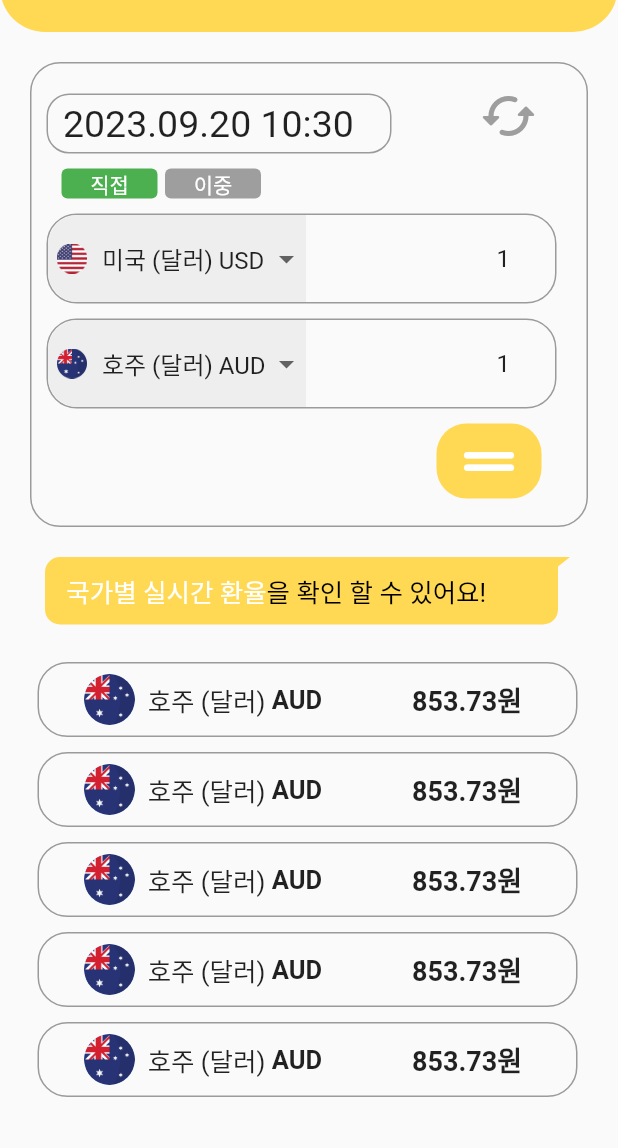
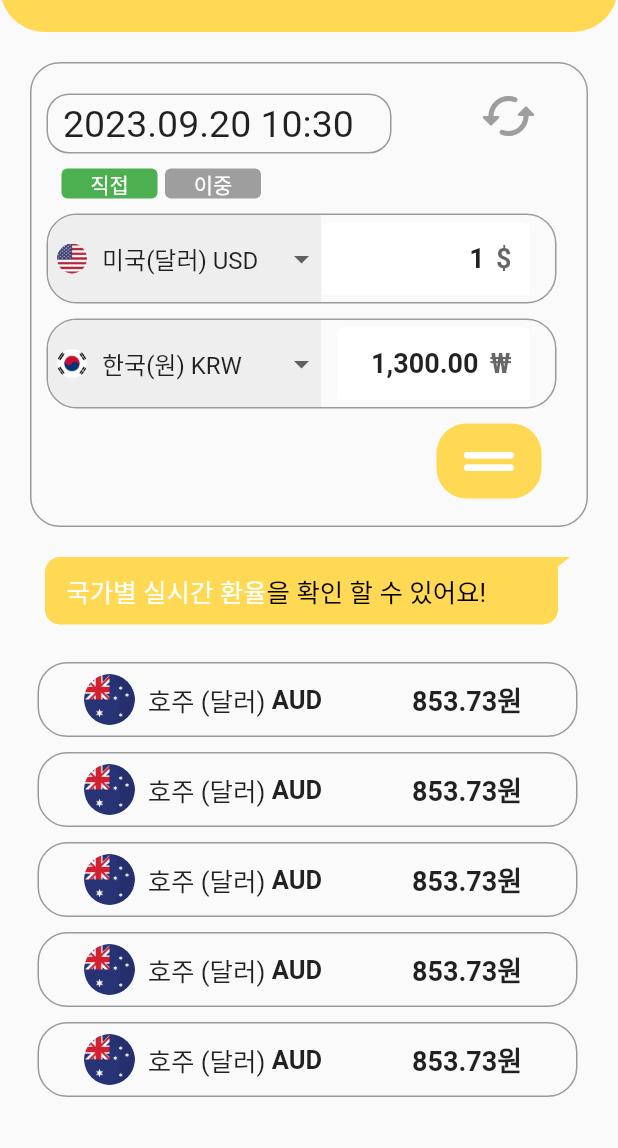
Before and after one commit to Donne-All-Around/DonneAllAround, a Flutter app: the ExchangePage screen opened directly, on a phone screen of 412 x 824 dp, the part 88-1236 px from its top. Run offline on Flutter 3.47's test engine with Material 2 defaults, Android fonts, the phone set to English and light mode, and no system bars; drawn by our look-alikes of flutter_chat_bubble; our stand-ins replace awesome_bottom_bar, chat_bubbles, geocoding, geolocator, google_maps_flutter, image_picker and 1 more; missing offline and left inert: bottom_picker.

Commit message:
0920 HA 환율검색 메인 페이지 구조 완성

```diff
--- a/frontend/a705/lib/exchange_page.dart
+++ b/frontend/a705/lib/exchange_page.dart
@@ -20,23 +20,66 @@ class _ExchangePageState extends State<ExchangePage> {
   }
 
   String selectedButton = '직접'; // 선택된 버튼
+ // 첫번째 통화
+  final _valueList = [
+    '미국(달러) USD',
+    '일본(엔) JPY',
+    '유럽(유로) EUR',
+    '영국(파운드) GBP',
+    '호주(달러) AUD',
+    '중국(위안) CNY',
+    '베트남(동) VND',
+    '한국(원) KRW',
+    '홍콩(달러) HKD'
+  ];
+  var _selectedValue = '미국(달러) USD';
+  int idx = 0;
 
-  final _valueList = ['미국', '호주', '일본'];
-  var _selectedValue = '미국';
-  var _selectedValue2 = '호주';
+  List<String> currency = [
+    'USD',
+    'JPY',
+    'EUR',
+    'GBP',
+    'AUD',
+    'CNY',
+    'VND',
+    'KRW',
+    'HKD'
+  ];
+  List<String> sign = ['\$', '¥', '€', '£', '\$', '¥', '₫','₩', '\$'];
+ // 두번째 통화
+  final _valueList2 = [
+    '미국(달러) USD',
+    '일본(엔) JPY',
+    '유럽(유로) EUR',
+    '영국(파운드) GBP',
+    '호주(달러) AUD',
+    '중국(위안) CNY',
+    '베트남(동) VND',
+    '한국(원) KRW',
+    '홍콩(달러) HKD'
+  ];
+  var _selectedValue2 = '한국(원) KRW';
+  int idx2 = 7;
 
-  Map<String, Map<String, String>> currencyInfo = {
-    '미국': {'imagePath': 'assets/images/USD.png', 'currencyName': '미국 (달러) USD'},
-    '호주': {
-      'imagePath': 'assets/images/AUD.png',
-      'currencyName': '호주 (달러) AUD'
-    },
-    '일본': {'imagePath': 'assets/images/JPY.png', 'currencyName': '일본 (엔) JPY'},
-  };
+  List<String> currency2 = [
+    'USD',
+    'JPY',
+    'EUR',
+    'GBP',
+    'AUD',
+    'CNY',
+    'VND',
+    'KRW',
+    'HKD'
+  ];
+  List<String> sign2 = ['\$', '¥', '€', '£', '\$', '¥', '₫', '₩','\$'];
 
- // 텍스트 필드 컨트롤러
-  final TextEditingController _moneyController = TextEditingController(text: "1");
-  final TextEditingController _currencyController = TextEditingController(text: "\$");
+
+  // 텍스트 필드 컨트롤러
+  final TextEditingController _moneyController = TextEditingController(text: "1 ");
+  final TextEditingController _moneyController2 = TextEditingController(text: "1,300.00 ");
+
 
 
 
@@ -175,8 +218,8 @@ class _ExchangePageState extends State<ExchangePage> {
                                   children: [
                                     Container(
                                       height: 60,
-                                      width: 172,
-                                      padding: EdgeInsets.fromLTRB(5, 0, 0, 0),
+                                      width: 182,
+                                      padding: const EdgeInsets.fromLTRB(5, 0, 0, 0),
                                       decoration: BoxDecoration(
                                         borderRadius: const BorderRadius.only(topLeft: Radius.circular(20),bottomLeft: Radius.circular(20)),
                                         border: Border.all(color: Colors.transparent),
@@ -191,17 +234,15 @@ class _ExchangePageState extends State<ExchangePage> {
                                                 value: value,
                                                 child: Row(
                                                   children: [
-                                                    Image.asset(
-                                                      currencyInfo[value]![
-                                                      'imagePath']!,
-                                                      width: 20,
-                                                      height: 20,
+                                                    CircleAvatar(
+                                                      backgroundImage: AssetImage(
+                                                          'assets/images/${currency[_valueList.indexOf(value)]}.png'),
+                                                      radius: 10,
                                                     ),
                                                     const SizedBox(
                                                       width: 10,
                                                     ),
-                                                    Text(currencyInfo[value]![
-                                                    'currencyName']!),
+                                                    Text(value),
                                                   ],
                                                 ),
                                               );
@@ -209,7 +250,8 @@ class _ExchangePageState extends State<ExchangePage> {
                                           ).toList(),
                                           onChanged: (value) {
                                             setState(() {
-                                              _selectedValue = value.toString();
+                                              _selectedValue = value!;
+                                              idx = _valueList.indexOf(value);
                                             });
                                           },
                                         ),
@@ -223,15 +265,24 @@ class _ExchangePageState extends State<ExchangePage> {
                                         borderRadius: const BorderRadius.only(topRight: Radius.circular(20),bottomRight: Radius.circular(20)),
                                         border: Border.all(color: Colors.transparent),
                                       ),
-                                      child: TextFormField(
+                                      child: TextField(
+                                        keyboardType: TextInputType.number,
+                                        // inputFormatters: [FilteringTextInputFormatter.digitsOnly],
                                         controller: _moneyController,
-                                        style: const TextStyle(decorationThickness: 0),
-                                        decoration: const InputDecoration(
-                                          enabledBorder: UnderlineInputBorder(
+                                        decoration: InputDecoration(
+                                          filled: true,
+                                          fillColor: Colors.white,
+                                          border: InputBorder.none,
+                                          enabledBorder: const UnderlineInputBorder(
                                             borderSide: BorderSide(color: Colors.transparent)
                                           ),
+                                          suffixText: ' ${sign[idx]}',
                                         ),
                                         textAlign: TextAlign.end,
+                                        style: const TextStyle(
+                                          fontSize: 18,
+                                          fontWeight: FontWeight.bold,
+                                        ),
                                       ),
                                     ),
                                   ],
@@ -254,7 +305,7 @@ class _ExchangePageState extends State<ExchangePage> {
                                 children: [
                                   Container(
                                     height: 60,
-                                    width: 172,
+                                    width: 182,
                                     padding: const EdgeInsets.fromLTRB(5, 0, 0, 0),
                                     decoration: BoxDecoration(
                                       borderRadius: const BorderRadius.only(topLeft: Radius.circular(20),bottomLeft: Radius.circular(20)),
@@ -264,23 +315,21 @@ class _ExchangePageState extends State<ExchangePage> {
                                     child: DropdownButtonHideUnderline(
                                       child: DropdownButton(
                                         value: _selectedValue2,
-                                        items: _valueList.map(
+                                        items: _valueList2.map(
                                               (value) {
                                             return DropdownMenuItem(
                                               value: value,
                                               child: Row(
                                                 children: [
-                                                  Image.asset(
-                                                    currencyInfo[value]![
-                                                    'imagePath']!,
-                                                    width: 20,
-                                                    height: 20,
+                                                  CircleAvatar(
+                                                    backgroundImage: AssetImage(
+                                                        'assets/images/${currency2[_valueList2.indexOf(value)]}.png'),
+                                                    radius: 10,
                                                   ),
                                                   const SizedBox(
                                                     width: 10,
                                                   ),
-                                                  Text(currencyInfo[value]![
-                                                  'currencyName']!),
+                                                  Text(value),
                                                 ],
                                               ),
                                             );
@@ -288,29 +337,39 @@ class _ExchangePageState extends State<ExchangePage> {
                                         ).toList(),
                                         onChanged: (value) {
                                           setState(() {
-                                            _selectedValue2 = value.toString();
+                                            _selectedValue2 = value!;
+                                            idx2 = _valueList2.indexOf(value);
                                           });
                                         },
                                       ),
                                     ),
                                   ),
                                   Container(
-                                    width: 140,
-                                    margin: const EdgeInsets.fromLTRB(0, 0, 0, 0),
+                                    width: 130,
+                                    margin: const EdgeInsets.fromLTRB(10, 0, 0, 0),
                                     // color: Colors.red,
                                     decoration: BoxDecoration(
                                       borderRadius: const BorderRadius.only(topRight: Radius.circular(20),bottomRight: Radius.circular(20)),
                                       border: Border.all(color: Colors.transparent),
                                     ),
-                                    child: TextFormField(
-                                      controller: _moneyController,
-                                      style: const TextStyle(decorationThickness: 0),
-                                      decoration: const InputDecoration(
-                                        enabledBorder: UnderlineInputBorder(
+                                    child: TextField(
+                                      keyboardType: TextInputType.number,
+                                      // inputFormatters: [FilteringTextInputFormatter.digitsOnly],
+                                      controller: _moneyController2,
+                                      decoration: InputDecoration(
+                                        filled: true,
+                                        fillColor: Colors.white,
+                                        border: InputBorder.none,
+                                        enabledBorder: const UnderlineInputBorder(
                                             borderSide: BorderSide(color: Colors.transparent)
                                         ),
+                                        suffixText: ' ${sign[idx2]}',
                                       ),
                                       textAlign: TextAlign.end,
+                                      style: const TextStyle(
+                                        fontSize: 18,
+                                        fontWeight: FontWeight.bold,
+                                      ),
                                     ),
                                   ),
                                 ],
```
